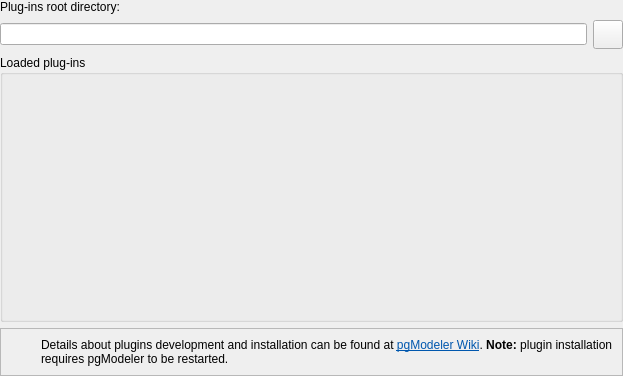
Old version of the form libpgmodeler_ui/ui/pluginsconfigwidget.ui in the repository pgmodeler/pgmodeler.
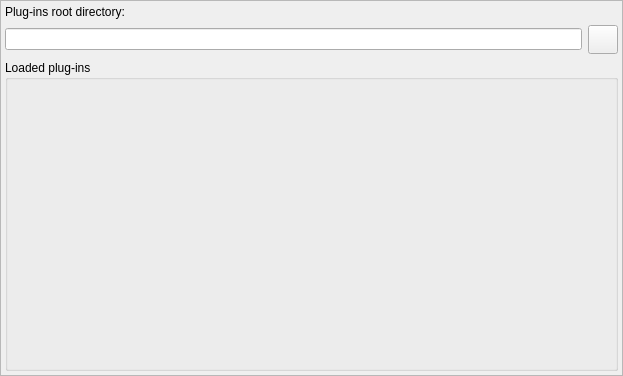
New version of the form. Icons and pictures are not drawn.

```diff
--- a/libpgmodeler_ui/ui/pluginsconfigwidget.ui
+++ b/libpgmodeler_ui/ui/pluginsconfigwidget.ui
@@ -13,7 +13,7 @@
   <property name="windowTitle">
    <string>Form</string>
   </property>
-  <layout class="QGridLayout" name="gridLayout_3">
+  <layout class="QGridLayout" name="gridLayout">
    <property name="leftMargin">
     <number>0</number>
    </property>
@@ -26,24 +26,29 @@
    <property name="bottomMargin">
     <number>0</number>
    </property>
-   <property name="spacing">
-    <number>6</number>
-   </property>
    <item row="0" column="0">
+    <widget class="QFrame" name="frame">
+     <property name="frameShape">
+      <enum>QFrame::StyledPanel</enum>
+     </property>
+     <property name="frameShadow">
+      <enum>QFrame::Raised</enum>
+     </property>
+     <layout class="QVBoxLayout" name="verticalLayout">
+      <property name="leftMargin">
+       <number>4</number>
+      </property>
+      <property name="topMargin">
+       <number>4</number>
+      </property>
+      <property name="rightMargin">
+       <number>4</number>
+      </property>
+      <property name="bottomMargin">
+       <number>4</number>
+      </property>
+      <item>
     <layout class="QGridLayout" name="gridLayout_2">
-     <item row="0" column="0">
-      <widget class="QLabel" name="root_dir_lbl">
-       <property name="sizePolicy">
-        <sizepolicy hsizetype="Preferred" vsizetype="Fixed">
-         <horstretch>0</horstretch>
-         <verstretch>0</verstretch>
-        </sizepolicy>
-       </property>
-       <property name="text">
-        <string>Plug-ins root directory:</string>
-       </property>
-      </widget>
-     </item>
      <item row="1" column="0">
       <widget class="QLineEdit" name="root_dir_edt">
        <property name="readOnly">
@@ -89,9 +94,22 @@
        </property>
       </widget>
      </item>
-    </layout>
-   </item>
-   <item row="1" column="0">
+        <item row="0" column="0" colspan="2">
+         <widget class="QLabel" name="root_dir_lbl">
+          <property name="sizePolicy">
+           <sizepolicy hsizetype="Preferred" vsizetype="Fixed">
+            <horstretch>0</horstretch>
+            <verstretch>0</verstretch>
+           </sizepolicy>
+          </property>
+          <property name="text">
+           <string>Plug-ins root directory:</string>
+          </property>
+         </widget>
+        </item>
+       </layout>
+      </item>
+      <item>
     <widget class="QGroupBox" name="loaded_plugins_gb">
      <property name="sizePolicy">
       <sizepolicy hsizetype="Preferred" vsizetype="Expanding">
@@ -101,87 +119,6 @@
      </property>
      <property name="title">
       <string>Loaded plug-ins</string>
-     </property>
-    </widget>
-   </item>
-   <item row="2" column="0">
-    <widget class="QFrame" name="info_frm">
-     <property name="sizePolicy">
-      <sizepolicy hsizetype="Preferred" vsizetype="Fixed">
-       <horstretch>0</horstretch>
-       <verstretch>0</verstretch>
-      </sizepolicy>
-     </property>
-     <property name="minimumSize">
-      <size>
-       <width>0</width>
-       <height>48</height>
-      </size>
-     </property>
-     <property name="frameShape">
-      <enum>QFrame::StyledPanel</enum>
-     </property>
-     <property name="frameShadow">
-      <enum>QFrame::Raised</enum>
-     </property>
-     <layout class="QGridLayout" name="gridLayout">
-      <property name="leftMargin">
-       <number>2</number>
-      </property>
-      <property name="topMargin">
-       <number>2</number>
-      </property>
-      <property name="rightMargin">
-       <number>2</number>
-      </property>
-      <property name="bottomMargin">
-       <number>2</number>
-      </property>
-      <item row="0" column="0">
-       <widget class="QLabel" name="label">
-        <property name="minimumSize">
-         <size>
-          <width>32</width>
-          <height>32</height>
-         </size>
-        </property>
-        <property name="maximumSize">
-         <size>
-          <width>32</width>
-          <height>32</height>
-         </size>
-        </property>
-        <property name="text">
-         <string/>
-        </property>
-        <property name="textFormat">
-         <enum>Qt::AutoText</enum>
-        </property>
-        <property name="pixmap">
-         <pixmap resource="../res/resources.qrc">:/icones/icones/msgbox_info.png</pixmap>
-        </property>
-       </widget>
-      </item>
-      <item row="0" column="1">
-       <widget class="QLabel" name="label_2">
-        <property name="font">
-         <font>
-          <weight>50</weight>
-          <italic>false</italic>
-          <bold>false</bold>
-          <underline>false</underline>
-          <strikeout>false</strikeout>
-          <kerning>true</kerning>
-         </font>
-        </property>
-        <property name="text">
-         <string>&lt;html&gt;&lt;head/&gt;&lt;body&gt;&lt;p&gt;Details about plugins development and installation can be found at &lt;a href=&quot;http://www.pgmodeler.com.br/wiki/doku.php?id=plugins&quot;&gt;&lt;span style=&quot; text-decoration: underline; color:#0057ae;&quot;&gt;pgModeler Wiki&lt;/span&gt;&lt;/a&gt;. &lt;span style=&quot; font-weight:600;&quot;&gt;Note:&lt;/span&gt; plugin installation requires pgModeler to be restarted.&lt;/p&gt;&lt;/body&gt;&lt;/html&gt;</string>
-        </property>
-        <property name="wordWrap">
-         <bool>true</bool>
-        </property>
-        <property name="openExternalLinks">
-         <bool>true</bool>
         </property>
        </widget>
       </item>
```
Lines whose indentation alone changed are shown as unchanged.
